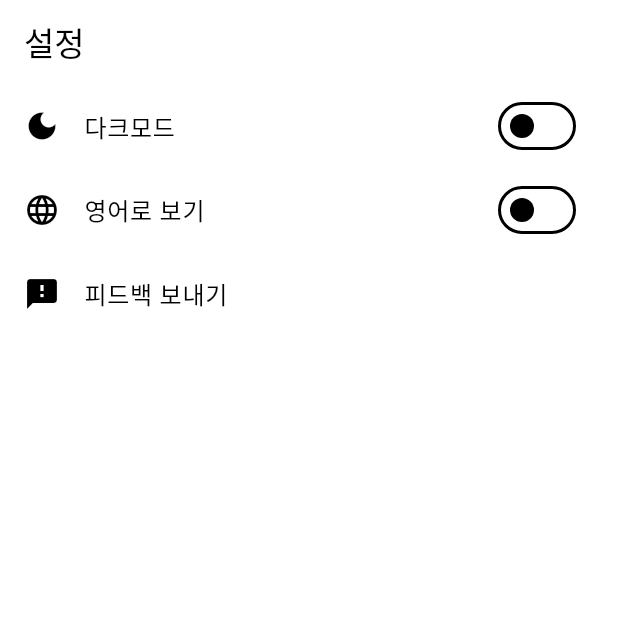
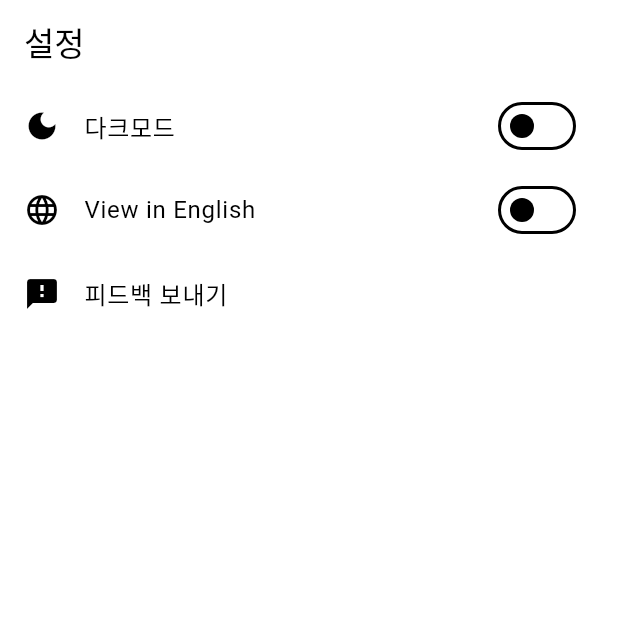
Before and after one commit to KimDaegun00/capstone01, a Flutter app: the screen it shows once a user with an empty profile is signed in, item 3 of the bottom bar chosen, on a phone screen of 412 x 824 dp, the top half of it. Run offline on Flutter 3.47's test engine with Material 3 defaults, Android fonts, the phone set to English and light mode, and no system bars; our stand-ins replace flutter_dotenv, geolocator, go_router, shared_preferences, supabase_flutter, webview_flutter; accounts and stored records are empty.

Commit message:
언어 변경 문구 수정

```diff
--- a/lib/nav_screens/settingsScreen.dart
+++ b/lib/nav_screens/settingsScreen.dart
@@ -47,7 +47,7 @@ class SettingsScreen extends StatelessWidget {
             valueListenable: langNotifier,
             builder: (context, isEnglish, _) {
               return SwitchListTile(
-                title: Text(isEnglish ? '한국어로 보기' : '영어로 보기'),
+                title: Text(isEnglish ? '한국어로 보기' : 'View in English'),
                 secondary: const Icon(Icons.language),
                 value: isEnglish,
                 onChanged: (bool newValue) {
```
